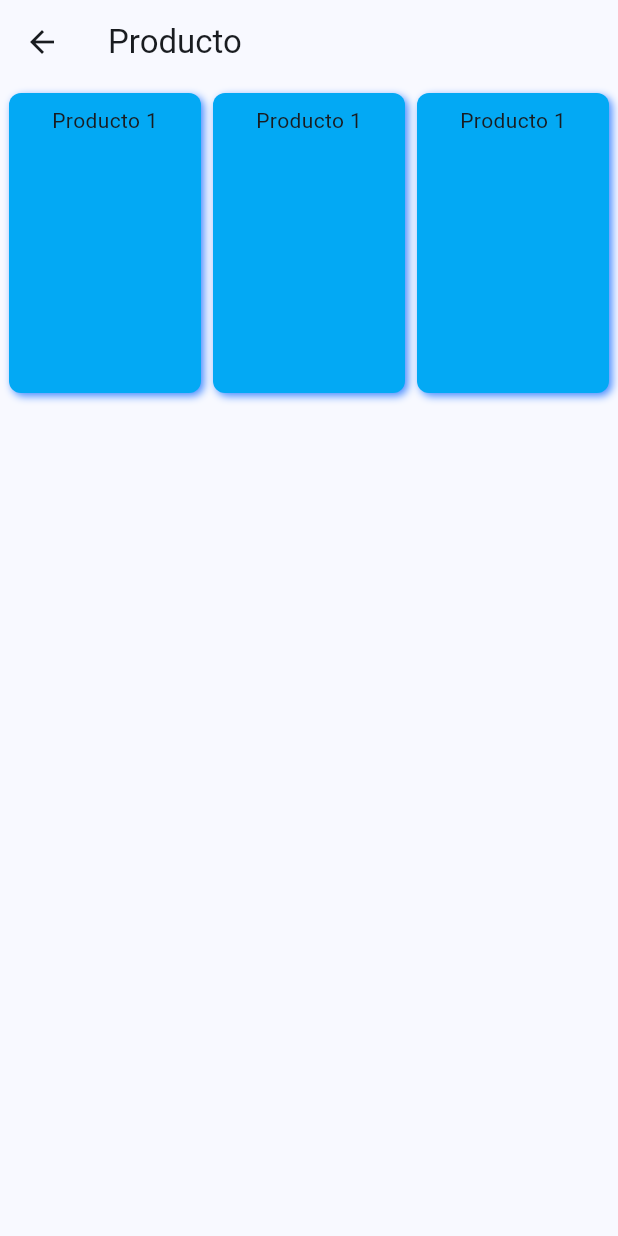
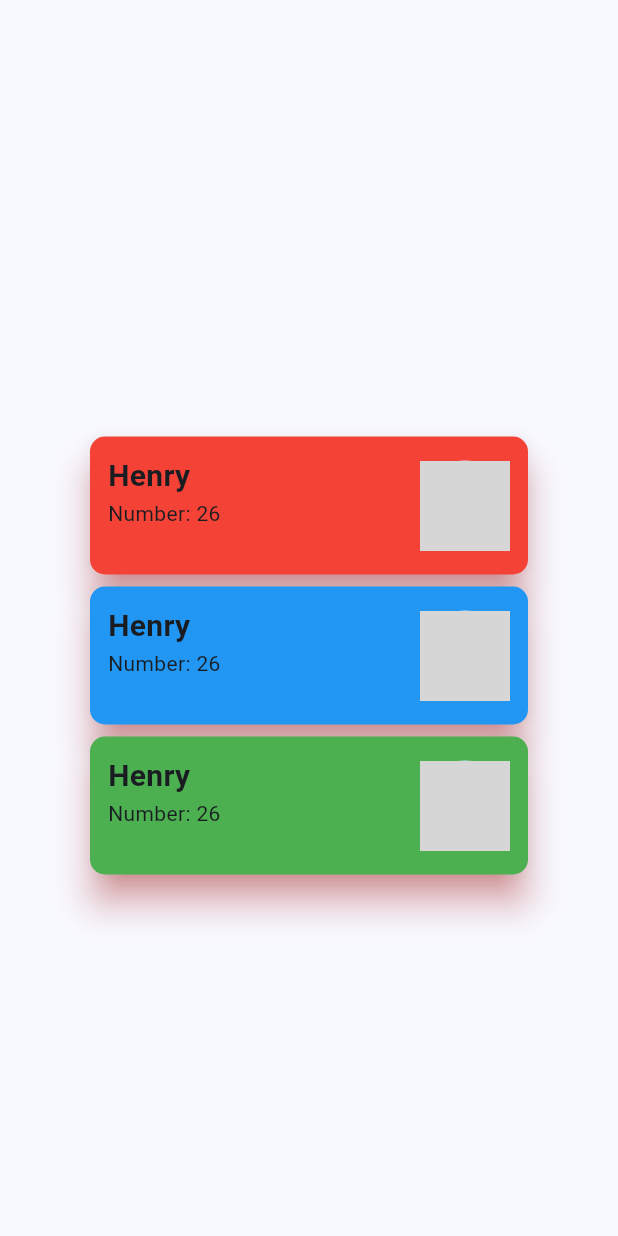
Before and after one commit to HENRY1499/frontend_flutter, a Flutter app: the screen it shows after launch, on a phone screen of 412 x 824 dp. Run offline on Flutter 3.47's test engine with Material 3 defaults, Android fonts, the phone set to English and light mode, and no system bars; network calls fail; grey boxes are pictures that could not be loaded.

Commit message:
cardCustomer

```diff
--- a/lib/card/card_product.dart
+++ b/lib/card/card_product.dart
@@ -1,4 +1,5 @@
 import 'package:flutter/material.dart';
+import 'package:prueba_tecnica/card/customCard.dart';
 
 class CardProduct extends StatefulWidget {
   const CardProduct({super.key});
@@ -11,75 +12,38 @@ class _CardProduct extends State<CardProduct> {
   @override
   Widget build(BuildContext context) {
     return Scaffold(
-      appBar: AppBar(
-        title: Text("Producto"),
-        leading: IconButton(icon: Icon(Icons.arrow_back), onPressed: () {}),
-      ),
-      body: Container(
-        padding: EdgeInsets.all(2),
-        child: Row(
-          // mainAxisAlignment: MainAxisAlignment.spaceBetween,
-          children: [
-            Expanded(
-              child: Container(
-                height: 200,
-                padding: EdgeInsets.all(8),
-                margin: EdgeInsets.all(4),
-                decoration: BoxDecoration(
-                  color: Colors.lightBlue,
-                  borderRadius: BorderRadius.circular(8),
-                  boxShadow: [
-                    BoxShadow(
-                      color: Colors.blueAccent,
-                      blurRadius: 4,
-                      offset: Offset(2, 2),
-                    ),
-                  ],
-                ),
-                child: Column(children: [Text("Producto 1")]),
+      body: Center(
+        child: Padding(
+          padding: const EdgeInsets.only(top: 50.0),
+          child: Column(
+            mainAxisAlignment: MainAxisAlignment.center,
+            children: [
+              CustomCard(
+                name: "Henry",
+                description: "Lorem Ipsum",
+                number: 26,
+                color: Colors.red,
+                icon: Icons.star,
+                image: "https://picsum.photos/200/300?random=1",
               ),
-            ),
-            Expanded(
-              child: Container(
-                height: 200,
-                padding: EdgeInsets.all(8),
-                margin: EdgeInsets.all(4),
-                decoration: BoxDecoration(
-                  color: Colors.lightBlue,
-                  borderRadius: BorderRadius.circular(8),
-                  boxShadow: [
-                    BoxShadow(
-                      color: Colors.blueAccent,
-                      blurRadius: 4,
-                      offset: Offset(2, 2),
-                    ),
-                  ],
-                ),
-                child: Column(children: [Text("Producto 1")]),
+              CustomCard(
+                name: "Henry",
+                description: "Lorem Ipsum",
+                number: 26,
+                color: Colors.blue,
+                icon: Icons.star,
+                image: "https://picsum.photos/200/300?random=2",
               ),
-            ),
-            Expanded(
-              child: Container(
-                height: 200,
-                padding: EdgeInsets.all(8),
-                margin: EdgeInsets.all(4),
-                decoration: BoxDecoration(
-                  color: Colors.lightBlue,
-                  borderRadius: BorderRadius.circular(8),
-                  boxShadow: [
-                    BoxShadow(
-                      color: Colors.blueAccent,
-                      blurRadius: 4,
-                      offset: Offset(2, 2),
-                    ),
-                  ],
-                ),
-                child: Column(children: [Text("Producto 1")]),
+              CustomCard(
+                name: "Henry",
+                description: "Lorem Ipsum",
+                number: 26,
+                color: Colors.green,
+                icon: Icons.star,
+                image: "https://picsum.photos/200/300?random=3",
               ),
-            ),
-            // Expanded(child: Column(children: [Text("Producto 1")])),
-            // Expanded(child: Column(children: [Text("Producto 1")])),
-          ],
+            ],
+          ),
         ),
       ),
     );
--- /dev/null
+++ b/lib/card/customCard.dart
@@ -0,0 +1,73 @@
+import 'package:flutter/material.dart';
+
+class CustomCard extends StatefulWidget {
+  final String name;
+  final String description;
+  final int number;
+  final Color color;
+  final IconData icon;
+  final String image;
+
+  const CustomCard({
+    required this.name,
+    required this.description,
+    required this.number,
+    required this.color,
+    required this.icon,
+    required this.image,
+    super.key,
+  });
+
+  @override
+  State<CustomCard> createState() => _CustomCardState();
+}
+
+class _CustomCardState extends State<CustomCard> {
+  @override
+  Widget build(BuildContext context) {
+    return GestureDetector(
+      onTap: () {},
+      child: SizedBox(
+        width: 300,
+        height: 100,
+        child: Card(
+          color: widget.color,
+          elevation: 10,
+          shadowColor: Colors.redAccent,
+          shape: RoundedRectangleBorder(
+            borderRadius: BorderRadius.circular(10),
+          ),
+          child: Padding(
+            padding: EdgeInsets.all(12),
+            child: Row(
+              mainAxisAlignment: MainAxisAlignment.spaceBetween,
+              children: [
+                Column(
+                  crossAxisAlignment: CrossAxisAlignment.start,
+                  children: [
+                    Text(
+                      widget.name,
+                      style: TextStyle(
+                        fontSize: 20,
+                        fontWeight: FontWeight.bold,
+                      ),
+                    ),
+                    Text(
+                      'Number: ${widget.number}',
+                      style: TextStyle(fontSize: 14),
+                    ),
+                  ],
+                ),
+                CircleAvatar(
+                  radius: 30,
+                  backgroundImage: NetworkImage(widget.image),
+                  // child: Icon(widget.icon, size: 30, color: Colors.white),
+                ),
+              ],
+            ),
+          ),
+        ),
+      ),
+    );
+  }
+}
```
Also changed, not shown: 1 other file.
